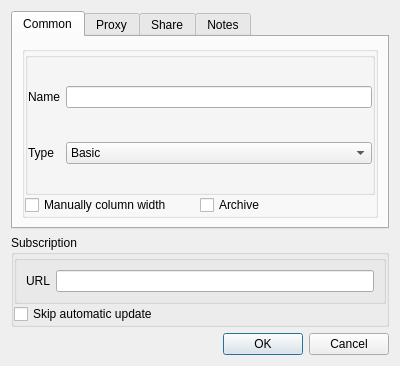
Before: the Qt Designer form include/ui/group/dialog_edit_group.ui in qr243vbi/nekobox, drawn with Qt 5.
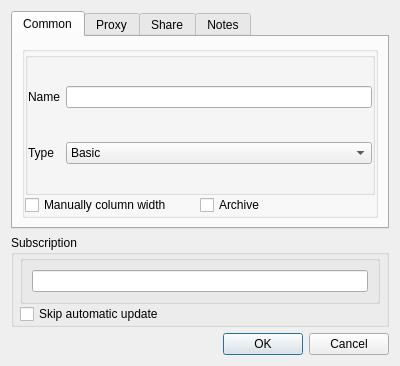
After: the same form once the commit is applied. Custom widgets are drawn as their Qt base class.

Patch:
```diff
--- a/include/ui/group/dialog_edit_group.ui
+++ b/include/ui/group/dialog_edit_group.ui
@@ -287,17 +287,17 @@
       <string>Subscription</string>
      </property>
      <property name="flat">
-      <bool>true</bool>
+      <bool>false</bool>
      </property>
      <layout class="QGridLayout" name="_2">
       <property name="leftMargin">
-       <number>0</number>
+       <number>6</number>
       </property>
       <property name="topMargin">
        <number>0</number>
       </property>
       <property name="rightMargin">
-       <number>0</number>
+       <number>6</number>
       </property>
       <property name="bottomMargin">
        <number>0</number>
@@ -327,13 +327,6 @@
          <bool>true</bool>
         </property>
         <layout class="QHBoxLayout" name="horizontalLayout_3">
-         <item>
-          <widget class="QLabel" name="label_4">
-           <property name="text">
-            <string>URL</string>
-           </property>
-          </widget>
-         </item>
          <item>
           <widget class="MyLineEdit" name="url"/>
          </item>
```
